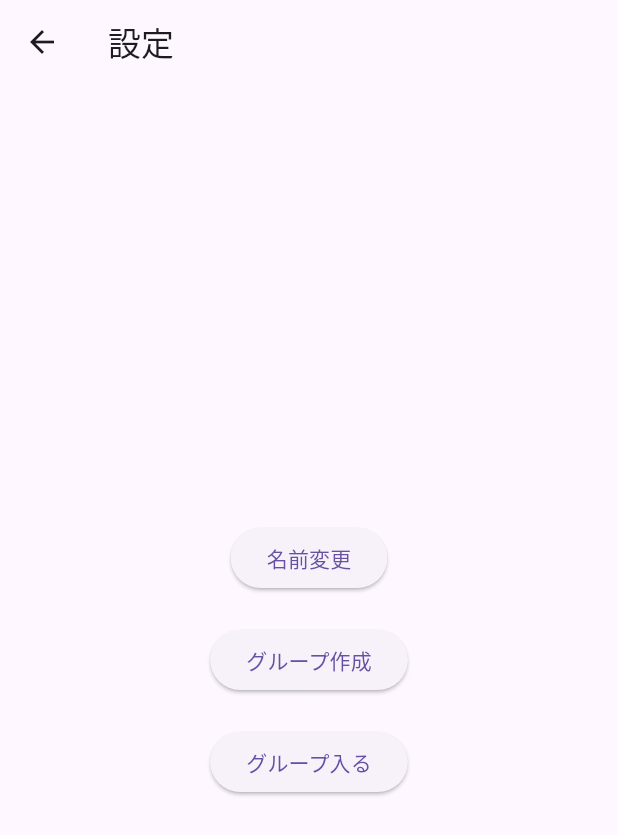
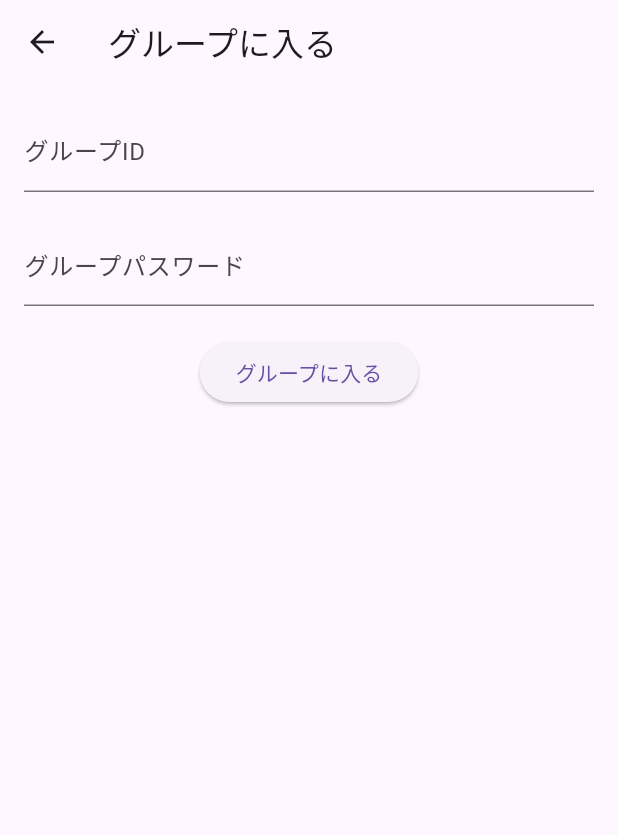
Before and after one commit to yumi-0223/alarm, a Flutter app: the SettingPage screen opened directly, after a tap on "グループ入る", on a phone screen of 412 x 824 dp. Shown: the top 835 px of the screen. Run offline on Flutter 3.47's test engine with Material 3 defaults, Android fonts, the phone set to English and light mode, and no system bars; our stand-ins replace image_picker.

Commit message:
いわ変更(フォルダ整理・設定ページ)

```diff
--- /dev/null
+++ b/lib/digitalcontents-alarm/pages/mypage/alarm_notification.dart
@@ -0,0 +1,44 @@
+/*import 'package:flutter_local_notifications/flutter_local_notifications.dart';
+import 'package:timezone/data/latest.dart' as tz;
+import 'package:timezone/timezone.dart' as tz;
+
+final FlutterLocalNotificationsPlugin notificationsPlugin = FlutterLocalNotificationsPlugin();
+
+void main() async {
+  // Timezoneの初期化
+  tz.initializeTimeZones();
+
+  // 通知プラグインの初期化
+  const AndroidInitializationSettings initializationSettingsAndroid =
+      AndroidInitializationSettings('app_icon');
+
+  const InitializationSettings initializationSettings =
+      InitializationSettings(android: initializationSettingsAndroid);
+
+  await notificationsPlugin.initialize(initializationSettings);
+}
+
+Future<void> scheduleAlarm(DateTime alarmTime) async {
+  final notificationDetails = NotificationDetails(
+  android: const AndroidNotificationDetails(
+    channelId: 'alarm_channel', // チャンネルID
+    channelName: 'Alarm Notifications', // チャンネル名
+    channelDescription: 'Channel for alarm notifications', // 説明
+    importance: Importance.max,
+    priority: Priority.high,
+  ),
+);
+
+
+
+  await notificationsPlugin.zonedSchedule(
+    0,
+    'アラーム',
+    '起きる時間です！',
+    tz.TZDateTime.from(alarmTime, tz.local), // DateTime を TZDateTime に変換
+    notificationDetails,
+    androidScheduleMode: AndroidScheduleMode.exactAllowWhileIdle, // APIの最新仕様に変更
+    uiLocalNotificationDateInterpretation: UILocalNotificationDateInterpretation.absoluteTime,
+  );
+}
+*/
--- /dev/null
+++ b/lib/digitalcontents-alarm/pages/mypage/my_page.dart
@@ -0,0 +1,237 @@
+import 'package:flutter/material.dart';
+import '../group/alarm_group1.dart';
+import '../group/alarm_group2.dart';
+import '../group/alarm_group3.dart';
+import '../setting/setting_page.dart';
+import 'alarm_Screen.dart';
+import 'open_camera.dart';
+import 'alarm_triggered_page.dart';
+import 'todo.dart';
+import 'dart:async';
+import 'package:image_picker/image_picker.dart'; // image_pickerをインポート
+
+class MyPage extends StatefulWidget {
+  @override
+  _MyPageState createState() => _MyPageState();
+}
+
+class _MyPageState extends State<MyPage> {
+  // Todoリスト（各Todoのタイトル、アラーム時刻、アラーム状態を保持）
+  List<Todo> todoList = [
+    Todo(title: "目覚まし1"),
+    Todo(title: "目覚まし2"),
+    Todo(title: "目覚まし3"),
+  ];
+
+  DateTime currentTime = DateTime.now();
+  bool _isAlarmTriggered = false;
+  final ImagePicker _picker = ImagePicker(); // ImagePickerのインスタンスを作成
+
+  // カメラを起動する関数
+  Future<void> _openCamera() async {
+    final XFile? image = await _picker.pickImage(source: ImageSource.camera);
+    if (image != null) {
+      print('カメラで撮影された画像: ${image.path}');
+      // 撮影された画像の処理をここで行う
+    } else {
+      print('カメラがキャンセルされました');
+    }
+  }
+
+  @override
+  void initState() {
+    super.initState();
+    // 1秒ごとに時刻を更新
+    Timer.periodic(Duration(seconds: 1), (timer) {
+      setState(() {
+        currentTime = DateTime.now();
+      });
+      _checkAlarmTime();
+    });
+  }
+
+  // 各Todoのアラーム時刻を確認
+  void _checkAlarmTime() {
+    for (var todo in todoList) {
+      if (todo.alarmTime != null && todo.isAlarmOn) {
+        final now = TimeOfDay.now();
+        if (now.hour == todo.alarmTime!.hour &&
+            now.minute == todo.alarmTime!.minute) {
+          // アラーム時刻と一致した場合に画面遷移
+          Navigator.push(
+            context,
+            MaterialPageRoute(builder: (context) => AlarmTriggeredPage()),
+          );
+          todo.isAlarmOn = false; // 一度アラームを止める
+          _isAlarmTriggered = true;
+          break;
+        }
+      }
+    }
+  }
+
+  @override
+  Widget build(BuildContext context) {
+    return Scaffold(
+      appBar: AppBar(
+        title: Text(
+          'マイページ | ${currentTime.hour}:${currentTime.minute}:${currentTime.second}',
+        ),
+      ),
+      body: Stack(
+        children: [
+          // Todoリスト
+          Column(
+            children: [
+              Expanded(
+                child: ListView.builder(
+                  itemCount: todoList.length,
+                  itemBuilder: (context, index) {
+                    final todo = todoList[index];
+                    return Card(
+                      margin:
+                          EdgeInsets.symmetric(vertical: 8.0, horizontal: 20.0),
+                      child: Padding(
+                        padding: const EdgeInsets.all(8.0),
+                        child: Row(
+                          mainAxisAlignment: MainAxisAlignment.center,
+                          children: [
+                            // アラームタイトル
+                            Text(
+                              todo.title,
+                              style: TextStyle(fontSize: 18),
+                            ),
+                            const SizedBox(width: 20),
+
+                            // アラーム時刻（設定されている場合のみ表示）
+                            if (todo.alarmTime != null)
+                              Text(
+                                "${todo.alarmTime!.hour.toString().padLeft(2, '0')}:${todo.alarmTime!.minute.toString().padLeft(2, '0')}",
+                                style: TextStyle(
+                                    fontSize: 20,
+                                    color:
+                                        const Color.fromARGB(255, 70, 70, 70)),
+                              ),
+
+                            const SizedBox(width: 10), // 時刻とスイッチの間隔
+
+                            // スイッチ（アラームON/OFF）
+                            if (todo.alarmTime != null)
+                              Switch(
+                                value: todo.isAlarmOn,
+                                onChanged: (value) {
+                                  setState(() {
+                                    todo.isAlarmOn = value;
+                                  });
+                                },
+                              ),
+
+                            const SizedBox(width: 10), // スイッチとボタンの間隔
+
+                            // セットボタン
+                            ElevatedButton(
+                              onPressed: () async {
+                                final selectedTime =
+                                    await Navigator.of(context).push(
+                                  MaterialPageRoute(
+                                      builder: (context) => AlarmScreen()),
+                                );
+                                if (selectedTime != null) {
+                                  setState(() {
+                                    todo.alarmTime = selectedTime;
+                                    todo.isAlarmOn = true;
+                                  });
+                                }
+                              },
+                              child: const Text('セット'),
+                            ),
+                          ],
+                        ),
+                      ),
+                    );
+                  },
+                ),
+              ),
+              // カメラボタンやメッセージ表示部分
+              Padding(
+                padding: EdgeInsets.only(
+                    bottom: MediaQuery.of(context).size.height *
+                        0.3), // グループタブとの間隔調整
+                child: Column(
+                  children: [
+                    Row(
+                      mainAxisAlignment: MainAxisAlignment.center,
+                      children: [
+                        Container(
+                          padding: EdgeInsets.all(10),
+                          decoration: BoxDecoration(
+                            border: Border.all(color: Colors.black, width: 1),
+                            color: const Color.fromARGB(255, 211, 211, 211),
+                          ),
+                          child: Text(
+                            "起きてる",
+                            style: TextStyle(fontSize: 20),
+                          ),
+                        ),
+                        Container(
+                          padding: EdgeInsets.all(10),
+                          decoration: BoxDecoration(
+                            border: Border.all(color: Colors.black, width: 1),
+                            color: const Color.fromARGB(255, 211, 211, 211),
+                          ),
+                          child: Text(
+                            "起きてない",
+                            style: TextStyle(fontSize: 20),
+                          ),
+                        ),
+                      ],
+                    ),
+                    // カメラアイコンボタン
+                    ElevatedButton.icon(
+                      onPressed: _openCamera, // ボタンが押されたときにカメラを起動
+                      icon: Icon(Icons.camera_alt), // カメラアイコン
+                      label: Text('カメラを起動'), // ボタンのラベル
+                    ),
+                  ],
+                ),
+              ),
+            ],
+          ),
+          // グループ選択ボタン
+          Positioned(
+            left: 0,
+            top: MediaQuery.of(context).size.height * 7 / 10,
+            child: Row(
+              children: [
+                _buildGroupButton(context, "設定", SettingPage()),
+                _buildGroupButton(context, "グループ1", AlarmGroup1()),
+                _buildGroupButton(context, "グループ2", AlarmGroup2()),
+                _buildGroupButton(context, "グループ3", AlarmGroup3()),
+              ],
+            ),
+          ),
+        ],
+      ),
+    );
+  }
+
+  Widget _buildGroupButton(BuildContext context, String label, Widget page) {
+    return SizedBox(
+      width: MediaQuery.of(context).size.width / 4,
+      height: MediaQuery.of(context).size.height * 1 / 5,
+      child: FloatingActionButton(
+        onPressed: () async {
+          final newListText = await Navigator.of(context).push(
+            MaterialPageRoute(builder: (context) => page),
+          );
+          if (newListText != null) {
+            setState(() {
+              todoList.add(newListText);
+            });
+          }
+        },
+        child: Text(label),
+      ),
+    );
+  }
+}
--- /dev/null
+++ b/lib/digitalcontents-alarm/pages/mypage/todo.dart
@@ -0,0 +1,13 @@
+import 'package:flutter/material.dart';
+
+class Todo {
+  String title;
+  TimeOfDay? alarmTime; // アラーム時刻
+  bool isAlarmOn; // アラームON/OFF状態
+
+  Todo({
+    required this.title,
+    this.alarmTime,
+    this.isAlarmOn = false,
+  });
+}
--- /dev/null
+++ b/lib/digitalcontents-alarm/pages/setting/group_join.dart
@@ -0,0 +1,55 @@
+import 'package:flutter/material.dart';
+
+class GroupJoinPage extends StatefulWidget {
+  @override
+  _GroupJoinPageState createState() => _GroupJoinPageState();
+}
+
+class _GroupJoinPageState extends State<GroupJoinPage> {
+  // TextEditingControllerを定義してテキストの内容を管理
+  final TextEditingController _groupIDController = TextEditingController();
+  final TextEditingController _groupPasswordController =
+      TextEditingController();
+
+  @override
+  void dispose() {
+    // メモリリークを防ぐためにコントローラーを解放
+    _groupIDController.dispose();
+    _groupPasswordController.dispose();
+    super.dispose();
+  }
+
+  @override
+  Widget build(BuildContext context) {
+    return Scaffold(
+      appBar: AppBar(title: Text("グループに入る")),
+      body: Padding(
+        padding: const EdgeInsets.all(16.0),
+        child: Column(
+          children: [
+            TextField(
+              controller: _groupIDController, // グループID用コントローラー
+              decoration: InputDecoration(labelText: 'グループID'),
+            ),
+            SizedBox(height: 20),
+            TextField(
+              controller: _groupPasswordController, // グループパスワード用コントローラー
+              decoration: InputDecoration(labelText: 'グループパスワード'),
+            ),
+            SizedBox(height: 20),
+            ElevatedButton(
+              onPressed: () {
+                // 入力された内容を戻す
+                Navigator.of(context).pop({
+                  'groupID': _groupIDController.text,
+                  'groupPassword': _groupPasswordController.text,
+                });
+              },
+              child: Text("グループに入る"),
+            ),
+          ],
+        ),
+      ),
+    );
+  }
+}
--- a/lib/digitalcontents-alarm/pages/setting/setting_page.dart
+++ b/lib/digitalcontents-alarm/pages/setting/setting_page.dart
@@ -1,3 +1,5 @@
+import 'package:alarm/digitalcontents-alarm/pages/setting/group_create.dart';
+import 'package:alarm/digitalcontents-alarm/pages/setting/group_join.dart';
 import 'package:flutter/material.dart';
 import '../group/alarm_group1.dart';
 import 'name_change.dart';
@@ -43,7 +45,7 @@ class _SettingPageState extends State<SettingPage> {
                   // ボタン2が押された時にPage2に遷移
                   Navigator.push(
                     context,
-                    MaterialPageRoute(builder: (context) => SettingPage()),
+                    MaterialPageRoute(builder: (context) => GroupCreatePage()),
                   );
                 },
                 child: Text("グループ作成"),
@@ -59,7 +61,7 @@ class _SettingPageState extends State<SettingPage> {
                   // ボタン3が押された時にPage3に遷移
                   Navigator.push(
                     context,
-                    MaterialPageRoute(builder: (context) => SettingPage()),
+                    MaterialPageRoute(builder: (context) => GroupJoinPage()),
                   );
                 },
                 child: Text("グループ入る"),
--- /dev/null
+++ b/lib/digitalcontents-alarm/pages/start/start.dart
@@ -0,0 +1 @@
+/*ひなたちゃんここで書いてね*/
--- a/lib/main.dart
+++ b/lib/main.dart
@@ -1,5 +1,5 @@
 import 'package:flutter/material.dart';
-import 'digitalcontents-alarm/pages/my_page.dart';
+import 'digitalcontents-alarm/pages/mypage/my_page.dart';
 
 void main() {
   runApp(MyApp());
```
Also changed, not shown: lib/digitalcontents-alarm/pages/mypage/alarm_Screen.dart (added, +55 -0 lines), lib/digitalcontents-alarm/pages/mypage/alarm_triggered_page.dart (added, +29 -0 lines), lib/digitalcontents-alarm/pages/mypage/open_camera.dart (added, +7 -0 lines), lib/digitalcontents-alarm/pages/setting/group_create.dart (added, +55 -0 lines).
